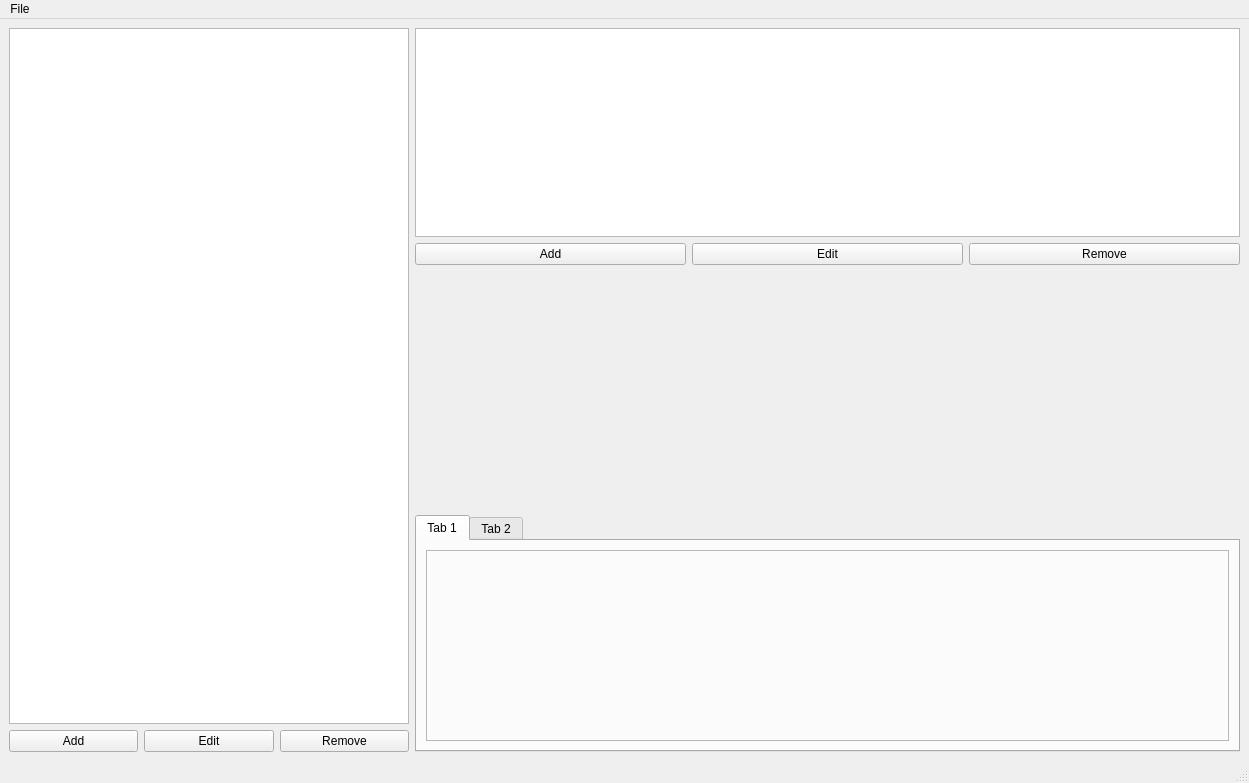
therob762/simtoi, file src/QT/guiMain.ui: the form before one commit.
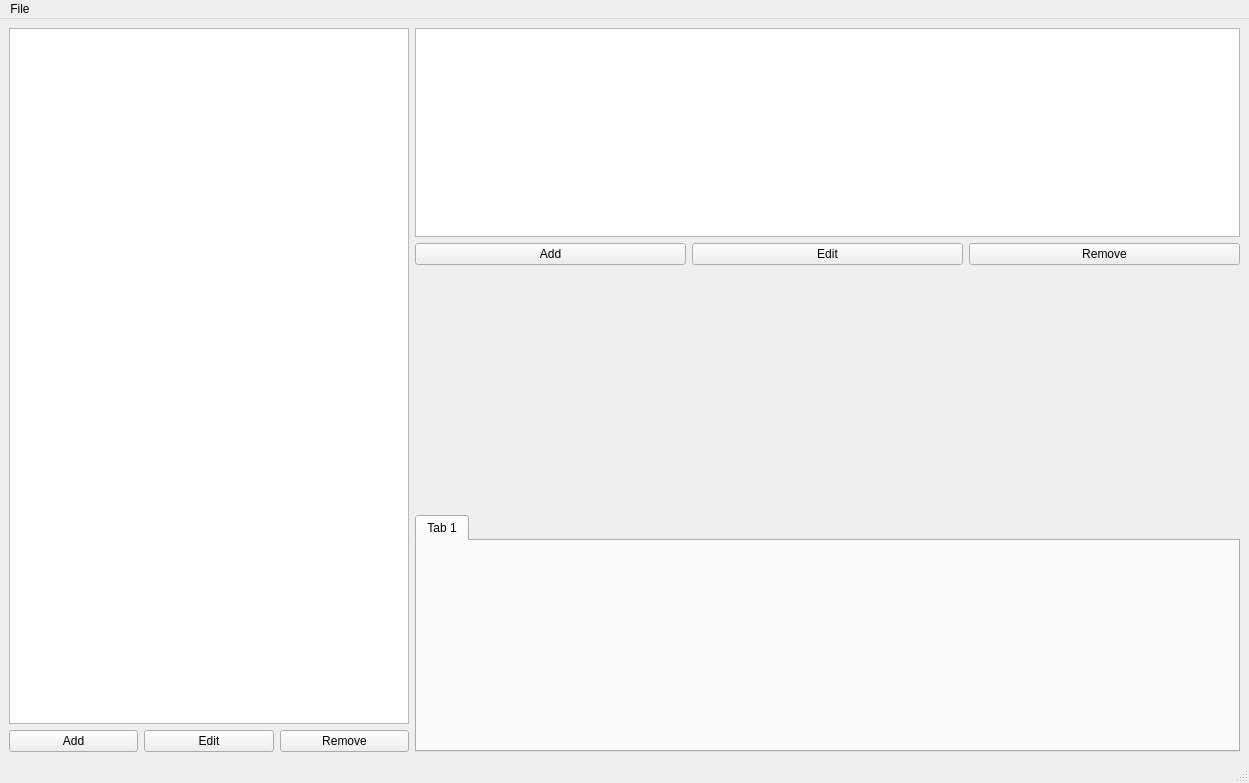
The form after the commit.

The edit to the form file:
```diff
--- a/src/QT/guiMain.ui
+++ b/src/QT/guiMain.ui
@@ -136,29 +136,7 @@
          <attribute name="title">
           <string>Tab 1</string>
          </attribute>
-         <layout class="QGridLayout" name="gridLayout_4">
-          <item row="0" column="0">
-           <widget class="QFrame" name="frame">
-            <property name="minimumSize">
-             <size>
-              <width>0</width>
-              <height>100</height>
-             </size>
-            </property>
-            <property name="frameShape">
-             <enum>QFrame::StyledPanel</enum>
-            </property>
-            <property name="frameShadow">
-             <enum>QFrame::Raised</enum>
-            </property>
-           </widget>
-          </item>
-         </layout>
-        </widget>
-        <widget class="QWidget" name="tab_2">
-         <attribute name="title">
-          <string>Tab 2</string>
-         </attribute>
+         <layout class="QGridLayout" name="gridLayout_4"/>
         </widget>
        </widget>
       </item>
```
